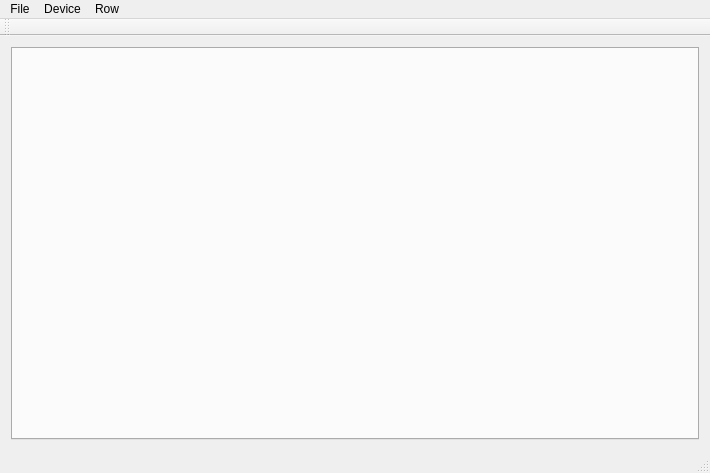
Qt form ShotPreparationTool/shotpreparationtool.ui (BlakeRaymond-AI/ENPH459Project) before a commit.
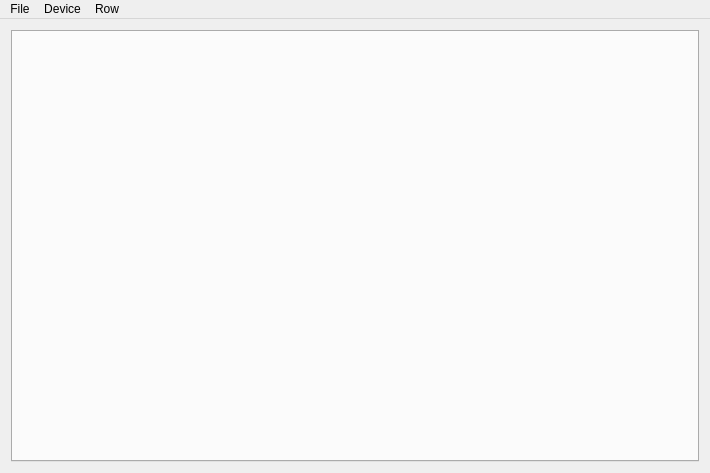
The same form after that commit.

Commit message: Remove status bar & toolbar from Shot Prep Tool form

What changed in the file:
```diff
--- a/ShotPreparationTool/shotpreparationtool.ui
+++ b/ShotPreparationTool/shotpreparationtool.ui
@@ -72,15 +72,6 @@
    <addaction name="menuGroup"/>
    <addaction name="menuRow"/>
   </widget>
-  <widget class="QToolBar" name="mainToolBar">
-   <attribute name="toolBarArea">
-    <enum>TopToolBarArea</enum>
-   </attribute>
-   <attribute name="toolBarBreak">
-    <bool>false</bool>
-   </attribute>
-  </widget>
-  <widget class="QStatusBar" name="statusBar"/>
   <action name="actionNew">
    <property name="text">
     <string>New...</string>
```
The commit also changes 1 other file.
